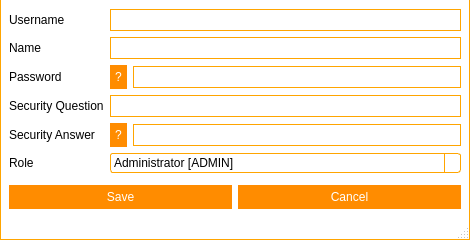
This is frmmanageuser.ui in Nintersoft/SmartClass as Qt 5 draws it before an edit. The edited form follows.
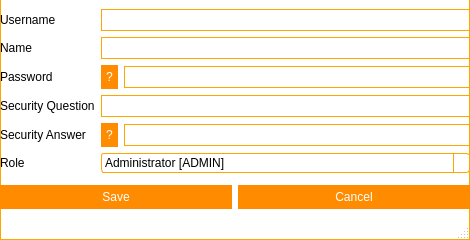
This is the edited form. Icons and pictures are not drawn.

What changed in the file:
```diff
--- a/frmmanageuser.ui
+++ b/frmmanageuser.ui
@@ -576,7 +576,560 @@
 }</string>
   </property>
   <widget class="QWidget" name="centralWidget">
+   <property name="styleSheet">
+    <string notr="true">QWidget#titleBar{
+	background-color: #FFF;
+	border-top: 1px solid orange;
+	border-left: 1px solid orange;
+	border-right: 1px solid orange;
+	color: #000;
+}
+
+QWidget#centralWidget, QStatusBar{
+	background-color: #FFF;
+	border-left: 1px solid orange;
+	border-right: 1px solid orange;
+}
+
+QStatusBar{
+	border-bottom: 1px solid orange;
+}
+
+/*QTabWidget::pane {
+    border-top: 1px solid orange;
+}*/
+
+QSlider::handle:horizontal {
+    background: orange;
+}
+
+/* Vertical and horizontal line customization */
+
+QFrame[frameShape=&quot;4&quot;]
+{
+    color: orange;
+}
+
+QFrame[frameShape=&quot;5&quot;]
+{
+    color: orange;
+}
+
+/* QTabWidget elements customization */
+
+QTabWidget::pane {
+/*	border-top: 1px solid orange;*/
+	background: white;
+}
+
+QTabWidget::tab-bar {
+    left: 5px;
+}
+
+QTabBar::tab {
+	background: white;
+    min-width: 120px;
+    min-height: 20px;
+    padding: 2px;
+	border-top-left-radius: 5px;
+	border-top-right-radius: 5px;
+	margin-top: 6px;
+}
+
+QTabBar::tab:selected, QTabBar::tab:hover {
+	background: white;
+	border-top: 1px solid orange;
+	border-right: 1px solid orange;
+	border-left: 1px solid orange;
+}
+
+QTabBar::tab:selected {
+	background: white;
+	border-top: 2px solid orange;
+	border-right: 2px solid orange;
+	border-left: 2px solid orange;
+}
+
+QTabBar::tab:!selected {
+    margin-bottom: 3px;
+}
+
+QTabBar QToolButton{
+	background-color: white;
+	border: none;
+	color: black;
+}
+
+QTabBar QToolButton::hover{
+	background-color: darkorange;
+}
+
+QTabBar QToolButton::pressed{
+	background-color: orange;
+}
+
+QTabBar QToolButton::!enabled{
+	background-color: orange;
+}
+
+QWidget#tabInfo, QWidget#tabInfoLayout, QWidget#tabGeneral, QWidget#tabGeneralLayout, QWidget#tabFileLayout, QWidget#tabBackupLayout, QWidget#tabBackup, QWidget#tabHelpLayout, QWidget#screenManagerLayout{
+	background: white;
+}
+
+QLineEdit{
+	border: 1px solid orange;
+	min-height: 20px;
+}
+
+QPlainTextEdit{
+	border: 1px solid orange;
+	min-height: 40px;
+}
+
+QPushButton{
+	background-color: darkorange;
+	border: 5px solid darkorange;
+	color: white;
+}
+
+QPushButton::hover{
+	background-color: orange;
+	border: 5px solid orange;
+}
+
+QPushButton::pressed{
+	background-color: darkorange;
+	border: 5px solid darkorange;
+}
+
+QPushButton::!enabled{
+	background-color: orange;
+	border: 5px solid orange;
+}
+
+/*
+	QScroll Area
+*/
+
+QScrollArea{
+	border: none;
+}
+
+QScrollArea#scrollManager{
+	border: 1px solid orange;
+	border-radius: 5px;
+}
+
+/* QScrollBar Horizontal*/
+
+QScrollBar:horizontal {
+    background: lightgray;
+    height: 10px;
+    margin: 0px 40px 0 0px;
+	border-radius: 5px;
+}
+
+QScrollBar::handle:horizontal {
+    background: orange;
+	border-radius: 5px;
+    min-width: 20px;
+}
+
+QScrollBar::add-line:horizontal {
+    background: blue;
+    width: 20px;
+    subcontrol-position: right;
+    subcontrol-origin: margin;
+	border-top-right-radius: 5px;
+	border-bottom-right-radius: 5px;
+}
+
+QScrollBar::sub-line:horizontal {
+    background: red;
+    width: 20px;
+    subcontrol-position: top right;
+    subcontrol-origin: margin;
+    position: absolute;
+    right: 20px;
+	border-top-left-radius: 5px;
+	border-bottom-left-radius: 5px;
+}
+
+QScrollBar::sub-line:horizontal:hover {
+    background: darkred;
+}
+
+QScrollBar::sub-line:horizontal:pressed {
+    background: red;
+}
+
+QScrollBar::add-line:horizontal:hover {
+    background: darkblue;
+}
+
+QScrollBar::add-line:horizontal:pressed {
+    background: blue;
+}
+
+QScrollBar:left-arrow:horizontal{
+	image: url(:/images/scrollbar/slide_left.PNG);
+    width: 10px;
+    height: 10px;
+}
+
+QScrollBar::right-arrow:horizontal {
+	image: url(:/images/scrollbar/slide_right.PNG);
+    width: 10px;
+    height: 10px;
+}
+
+QScrollBar::add-page:horizontal, QScrollBar::sub-page:horizontal {
+    background: none;
+}
+
+/* QScrollBar Vertical*/
+
+QScrollBar:vertical {
+    background: lightgray;
+    width: 10px;
+    margin: 0px 0px 40px 0px;
+	border-radius: 5px;
+}
+
+QScrollBar::handle:vertical {
+    background: orange;
+	border-radius: 5px;
+    min-width: 20px;
+}
+
+QScrollBar::add-line:vertical {
+    background: blue;
+    height: 20px;
+    subcontrol-position: bottom;
+    subcontrol-origin: margin;
+	border-bottom-right-radius: 5px;
+	border-bottom-left-radius: 5px;
+}
+
+QScrollBar::sub-line:vertical {
+    background: red;
+    height: 20px;
+    subcontrol-position: bottom right;
+    subcontrol-origin: margin;
+    position: absolute;
+    bottom: 20px;
+	border-top-right-radius: 5px;
+	border-top-left-radius: 5px;
+}
+
+QScrollBar::sub-line:vertical:hover {
+    background: darkred;
+}
+
+QScrollBar::sub-line:vertical:pressed {
+    background: red;
+}
+
+QScrollBar::add-line:vertical:hover {
+    background: darkblue;
+}
+
+QScrollBar::add-line:vertical:pressed {
+    background: blue;
+}
+
+QScrollBar:up-arrow:vertical{
+	image: url(:/images/scrollbar/slide_up.PNG);
+	width: 10px;
+    height: 10px;
+}
+
+ QScrollBar::down-arrow:vertical{
+	image: url(:/images/scrollbar/slide_down.PNG);
+	width: 10px;
+    height: 10px;
+}
+
+QScrollBar::add-page:vertical, QScrollBar::sub-page:vertical {
+    background: none;
+}
+
+/*QComboBox*/
+
+QComboBox {
+    border: 1px solid orange;
+	background: white;
+    border-radius: 3px;
+    padding: 1px 18px 1px 3px;
+    min-width: 6em;
+}
+
+QComboBox:editable {
+    background: white;
+}
+
+QComboBox:!editable, QComboBox::drop-down:editable {
+	background: white;
+}
+
+QComboBox:!editable:on, QComboBox::drop-down:editable:on {
+    background: white;
+}
+
+QComboBox:on {
+    padding-top: 3px;
+    padding-left: 4px;
+}
+
+QComboBox::drop-down {
+    subcontrol-origin: padding;
+    subcontrol-position: top right;
+    width: 15px;
+
+    border-left-width: 1px;
+    border-left-color: orange;
+    border-left-style: solid;
+    border-top-right-radius: 3px;
+    border-bottom-right-radius: 3px;
+}
+
+QComboBox::drop-down:hover {
+    background: orange;
+}
+
+QComboBox::down-arrow {
+    image: url(&quot;:/images/buttons/Down_Arrow.PNG&quot;);
+	width: 10px;
+	height: 10px;
+}
+
+QComboBox::down-arrow:on {
+    top: 1px;
+    left: 1px;
+}
+
+QComboBox QAbstractItemView {
+    border: 1px solid orange;
+    selection-background-color: orange;
+    border-top-right-radius: 3px;
+    border-bottom-right-radius: 3px;
+}
+
+QComboBox QAbstractItemView:hover {
+	color: orange;
+}
+
+/*
+ * QToolButton
+ */
+
+QToolButton {
+	background: transparent;
+	border: 1px solid transparent;
+	color: black;
+}
+
+QToolButton::hover {
+	background: darkorange;
+	border: 1px solid darkorange;
+	color: white;
+}
+
+QToolButton::pressed {
+	background: orange;
+	border: 1px solid orange;
+	color: white;
+}
+
+/* QSpinBox  QDateEdit*/
+
+QSpinBox, QDoubleSpinBox, QDateEdit, QDateTimeEdit {
+	border: 1px solid orange;
+	background: white;
+    padding-right: 15px; /* make room for the arrows */
+	border-radius: 5px;
+}
+
+QSpinBox::up-button:disabled,  QSpinBox::up-button:off,
+QSpinBox::down-button:disabled,  QSpinBox::down-button:off,
+QDoubleSpinBox::up-button:disabled,  QDoubleSpinBox::up-button:off,
+QDoubleSpinBox::down-button:disabled,  QDoubleSpinBox::down-button:off,
+QDateEdit::up-button:disabled,  QDateEdit::up-button:off,
+QDateEdit::down-button:disabled,  QDateEdit::down-button:off,
+QDateTimeEdit::up-button:disabled,  QDateTimeEdit::up-button:off,
+QDateTimeEdit::down-button:disabled,  QDateTimeEdit::down-button:off{
+	background: orange;
+}
+
+QSpinBox::up-button, QDoubleSpinBox::up-button, QDateEdit::up-button, QDateTimeEdit::up-button {
+    subcontrol-origin: border;
+    subcontrol-position: top right;
+
+    width: 16px;
+	border: 1px solid orange;
+	border-top-right-radius: 5px;
+}
+
+QSpinBox::up-button:hover, QDoubleSpinBox::up-button:hover, QDateEdit::up-button:hover, QDateTimeEdit::up-button:hover {
+	background: darkorange;
+}
+
+QSpinBox::up-button:pressed, QDoubleSpinBox::up-button:pressed, QDateEdit::up-button:pressed, QDateTimeEdit::up-button:pressed {
+	background: orange;
+}
+
+QSpinBox::up-arrow, QDoubleSpinBox::up-arrow, QDateEdit::up-arrow, QDateTimeEdit::up-arrow {
+    border-image: url(:/images/buttons/Up_Arrow.PNG) 1;
+    width: 7px;
+    height: 7px;
+}
+
+QSpinBox::up-arrow:disabled,
+QSpinBox::up-arrow:off,
+QDoubleSpinBox::up-arrow:disabled,
+QDoubleSpinBox::up-arrow:off,
+QDateEdit::up-arrow:disabled,
+QDateEdit::up-arrow:off,
+QDateTimeEdit::up-arrow:disabled,
+QDateTimeEdit::up-arrow:off {
+   background: transparent;
+}
+
+QSpinBox::down-button,
+QDoubleSpinBox::down-button,
+QDateEdit::down-button,
+QDateTimeEdit::down-button {
+    subcontrol-origin: border;
+    subcontrol-position: bottom right;
+
+    width: 16px;
+	border: 1px solid orange;
+	border-bottom-right-radius: 5px;
+}
+
+QSpinBox::down-button:hover,
+QDoubleSpinBox::down-button:hover,
+QDateEdit::down-button:hover,
+QDateTimeEdit::down-button:hover {
+	background: darkorange;
+}
+
+QSpinBox::down-button:pressed,
+QDoubleSpinBox::down-button:pressed,
+QDateEdit::down-button:pressed,
+QDateTimeEdit::down-button:pressed {
+	background: orange;
+}
+
+QSpinBox::down-arrow,
+QDoubleSpinBox::down-arrow,
+QDateEdit::down-arrow,
+QDateTimeEdit::down-arrow {
+    border-image: url(:/images/buttons/Down_Arrow.PNG) 1;
+    width: 7px;
+    height: 7px;
+}
+
+QSpinBox::down-arrow:disabled,
+QSpinBox::down-arrow:off,
+QDoubleSpinBox::down-arrow:disabled,
+QDoubleSpinBox::down-arrow:off,
+QDateEdit::down-arrow:disabled,
+QDateEdit::down-arrow:off,
+QDateTimeEdit::down-arrow:disabled,
+QDateTimeEdit::down-arrow:off {
+   background: transparent;
+}
+
+/*QCheckBox*/
+
+QCheckBox {
+    spacing: 5px;
+}
+
+QCheckBox::indicator {
+    width: 13px;
+    height: 13px;
+}
+
+QCheckBox::indicator:unchecked {
+    border: 1px solid orange;
+}
+
+QCheckBox::indicator:unchecked:hover {
+    border: 2px solid darkorange;
+}
+
+QCheckBox::indicator:unchecked:pressed {
+    border: 2px solid orange;
+}
+
+QCheckBox::indicator:checked {
+    border: 1px solid orange;
+	image: url(:/images/buttons/Close.PNG);
+}
+
+QCheckBox::indicator:checked:hover {
+    border: 2px solid darkorange;
+	image: url(:/images/buttons/Close.PNG);
+}
+
+QCheckBox::indicator:checked:pressed {
+    border: 2px solid orange;
+	image: url(:/images/buttons/Close.PNG);
+}
+
+QCheckBox::indicator:indeterminate:hover {
+    border: 2px solid darkorange;
+}
+
+QCheckBox::indicator:indeterminate:pressed {
+    border: 2px solid orange;
+}
+
+/*
+ * QTableWidget
+ */
+
+QTableWidget{
+	border: 1px solid orange;
+}
+
+/*
+ * QGroupBox
+ */
+
+QGroupBox {
+    border: 1px solid orange;
+    border-radius: 2px;
+    margin-top: 10px;
+    padding-top: 10px;
+}
+
+QGroupBox::title {
+    subcontrol-origin: margin;
+    subcontrol-position: top middle; /* position at the top center */
+    padding: 5px;
+    background-color: white;
+	border: 1px solid orange;
+	border-radius: 2px;
+}
+
+/*
+ * QListWidget
+ */
+
+QListWidget {
+    border: 1px solid orange;
+}</string>
+   </property>
    <layout class="QVBoxLayout" name="verticalLayout">
+    <property name="leftMargin">
+     <number>0</number>
+    </property>
+    <property name="rightMargin">
+     <number>0</number>
+    </property>
     <item>
      <layout class="QGridLayout" name="gridLayout_2">
       <item row="1" column="0">
@@ -601,7 +1154,14 @@
        </widget>
       </item>
       <item row="2" column="2">
-       <widget class="QLineEdit" name="edtPassword"/>
+       <widget class="QLineEdit" name="edtPassword">
+        <property name="echoMode">
+         <enum>QLineEdit::Password</enum>
+        </property>
+        <property name="clearButtonEnabled">
+         <bool>true</bool>
+        </property>
+       </widget>
       </item>
       <item row="3" column="0">
        <widget class="QLabel" name="lblQuestion">
```
Left out of the diff: 2 changed lines with no effect on the pictures.
